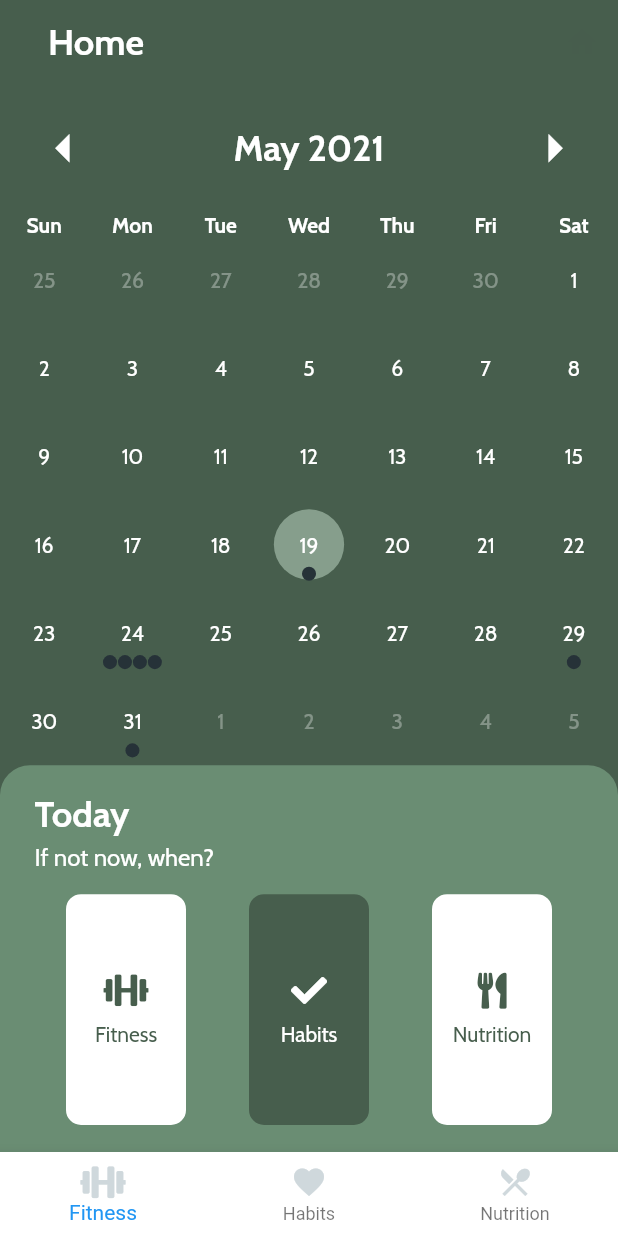
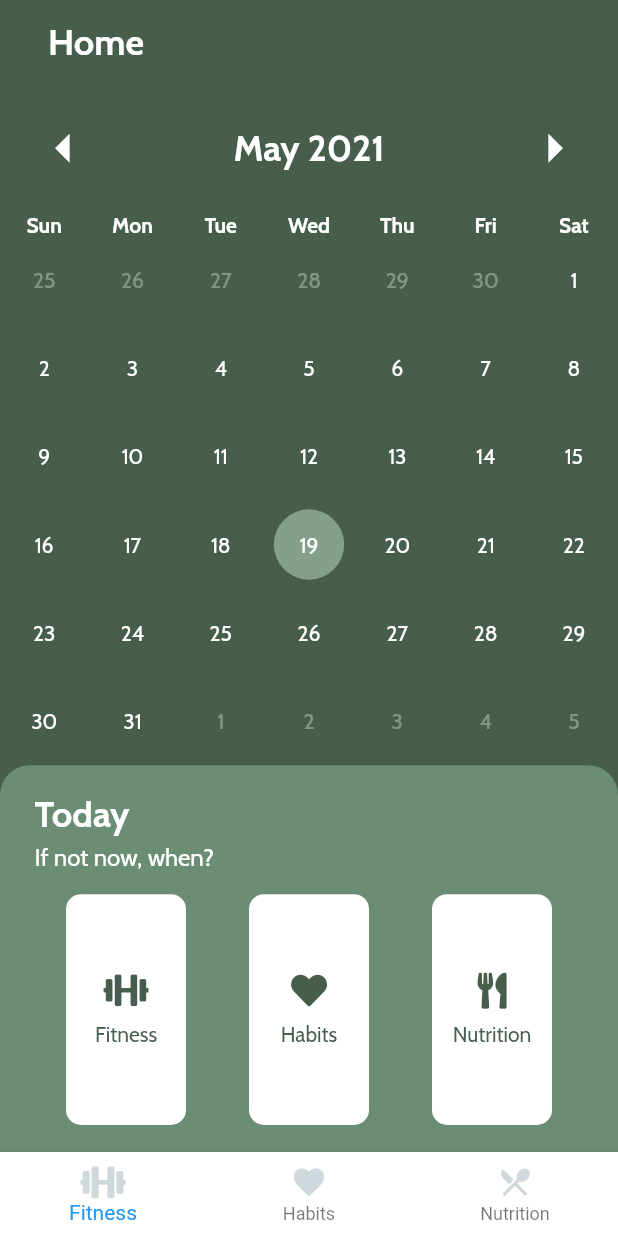
Before and after one commit to xuanfitness/xuanfitness-mobile, a Flutter app: the screen it shows once a user with an empty profile is signed in, on a phone screen of 412 x 824 dp. Run offline on Flutter 3.47's test engine with Material 2 defaults, Android fonts, the phone set to English and light mode, and no system bars; drawn by our look-alikes of table_calendar; our stand-ins replace cloud_firestore, firebase_auth, firebase_core, font_awesome_flutter, google_fonts; accounts and stored records are empty; statements that could not run were skipped.

Commit message:
Refactor calendar provider consumer to calendar widget, hook up firebase calendar to widget

```diff
--- a/xuan_fitness/lib/navigation/task_bar.dart
+++ b/xuan_fitness/lib/navigation/task_bar.dart
@@ -64,9 +64,7 @@ class _TaskBarState extends State<TaskBar> {
       providers: [
         ChangeNotifierProvider(create: (_)=>CalendarRepository.instance(user.user),)
       ],
-      child: Consumer(
-          builder: (context, CalendarRepository calendarRepository, _) {
-            return Scaffold(
+      child: Scaffold(
               body: _renderTabBody(),
               appBar: AppBar(
                 elevation: 0,
@@ -107,11 +105,6 @@ class _TaskBarState extends State<TaskBar> {
               ),
               //https://stackoverflow.com/questions/45235570/how-to-use-bottomnavigationbar-with-navigator
               bottomNavigationBar: BottomNavigationBar(
-                /*onTap: (int index) {
-              setState(() {
-                this.index = index;
-              });
-            },*/
                 backgroundColor: Colors.white,
                 // this will be set when a new tab is tapped
                 items: <BottomNavigationBarItem>[
@@ -134,9 +127,7 @@ class _TaskBarState extends State<TaskBar> {
                 ],
                 onTap: _onNavBarItemTapped,
               ),
-            );
-          }
-      ),
-    );
+            )
+      );
   }
 }
--- a/xuan_fitness/lib/widgets/calendar_widget_test.dart
+++ b/xuan_fitness/lib/widgets/calendar_widget_test.dart
@@ -16,7 +16,6 @@ class CalendarWidget extends StatefulWidget {
 }
 
 class _CalendarWidgetState extends State<CalendarWidget> with TickerProviderStateMixin {
-  Map<DateTime, List> _events;
   List _selectedEvents;
   AnimationController _animationController;
   CalendarController _calendarController;
@@ -24,33 +23,12 @@ class _CalendarWidgetState extends State<CalendarWidget> with TickerProviderStat
   @override
   void initState() {
     super.initState();
-    final _selectedDay = DateTime.now();
-    _events = {
-      _selectedDay : [
-        'Habits',
-      ],
-      _selectedDay.add(Duration(days: 5)): [
-        'Comment',
-        'Habits',
-        'Fitness',
-        'Nutrition'
-      ],
-      _selectedDay.add(Duration(days: 10)): [
-        'Fitness',
-      ],
-      _selectedDay.add(Duration(days: 12)): [
-        'Habits',
-      ],
-    };
 
-    _selectedEvents = _events[_selectedDay] ?? [];
     _calendarController = CalendarController();
-
     _animationController = AnimationController(
       vsync: this,
       duration: const Duration(milliseconds: 400),
     );
-
     _animationController.forward();
   }
 
@@ -63,49 +41,53 @@ class _CalendarWidgetState extends State<CalendarWidget> with TickerProviderStat
 
   void _onDaySelected(DateTime day, List events, List holidays) {
     print('CALLBACK: _onDaySelected');
-    print(day);
     setState(() {
       _selectedEvents = events;
     });
   }
 
-  void _onVisibleDaysChanged(DateTime first, DateTime last, CalendarFormat format) {
-    print(first);
-    print(last);
-    DateTime monthDate = last.subtract(Duration(days:14));
-    print("${monthDate.year}-${monthDate.month}");
-    print('CALLBACK: _onVisibleDaysChanged');
-  }
-
-  void _onCalendarCreated(
-      DateTime first, DateTime last, CalendarFormat format) {
+  void _onCalendarCreated(DateTime first, DateTime last, CalendarFormat format) {
     print('CALLBACK: _onCalendarCreated');
   }
 
   @override
   Widget build(BuildContext context) {
+    return Consumer(
+      builder: (context, CalendarRepository calendarRepository, _) {
         final calendarRepo = Provider.of<CalendarRepository>(context);
-    print(calendarRepo);
+        if(_selectedEvents == null && calendarRepo.calendar != null){
+          DateTime now = DateTime.now();
+          DateTime nowParsed = DateTime(now.year,now.month, now.day);
+          _selectedEvents = calendarRepo.calendar[nowParsed] ?? [];
+        }
+
         return Container(
-      color: Theme.of(context).primaryColorDark,
+          color: Theme
+              .of(context)
+              .primaryColorDark,
           child: Column(
             mainAxisSize: MainAxisSize.max,
             children: <Widget>[
               Container(
-            // padding: EdgeInsets.fromLTRB(5, 0, 5, 15),
-            child: _buildTableCalendarWithBuilders(_events), // _buildTableCalendar(calendarRepo.calendar)
-            color: Theme.of(context).primaryColorDark,
+                child: _buildTableCalendarWithBuilders(calendarRepo),
+                // _buildTableCalendar(calendarRepo.calendar)
+                color: Theme
+                    .of(context)
+                    .primaryColorDark,
               ),
-          // SizedBox(height: 10,),
               Expanded(
                   child: Container(
                       width: double.infinity,
                       padding: EdgeInsets.fromLTRB(20, 15, 20, 15),
                       decoration: BoxDecoration(
-                    color: Theme.of(context).primaryColor,
+                        color: Theme
+                            .of(context)
+                            .primaryColor,
                         border: Border.all(
                             color:
-                            Theme.of(context).primaryColor, // Set border color
+                            Theme
+                                .of(context)
+                                .primaryColor, // Set border color
                             width: 3.0),
                         borderRadius: BorderRadius.only(
                             topLeft: Radius.circular(20),
@@ -143,6 +125,8 @@ class _CalendarWidgetState extends State<CalendarWidget> with TickerProviderStat
           ),
         );
       }
+    );
+  }
 
   TextStyle daysOfWeekStyle = GoogleFonts.cabin(
     fontWeight: FontWeight.w700,
@@ -158,10 +142,10 @@ class _CalendarWidgetState extends State<CalendarWidget> with TickerProviderStat
   );
 
   // More advanced TableCalendar configuration (using Builders & Styles)
-  Widget _buildTableCalendarWithBuilders( Map<DateTime, List> _events) {
+  Widget _buildTableCalendarWithBuilders(CalendarRepository calendarRepository) {
     return TableCalendar(
       calendarController: _calendarController,
-      events: _events,
+      events: calendarRepository.calendar,
       initialCalendarFormat: CalendarFormat.month,
       formatAnimation: FormatAnimation.slide,
       startingDayOfWeek: StartingDayOfWeek.sunday,
@@ -210,7 +194,6 @@ class _CalendarWidgetState extends State<CalendarWidget> with TickerProviderStat
                 bottom: 1,
                 child: _buildEventsMarker(date, events)
             )
-
             );
           }
           return children;
@@ -220,7 +203,11 @@ class _CalendarWidgetState extends State<CalendarWidget> with TickerProviderStat
         _onDaySelected(date, events, holidays);
         _animationController.forward(from: 0.0);
       },
-      onVisibleDaysChanged: _onVisibleDaysChanged,
+      onVisibleDaysChanged: (first, last, format){
+        DateTime monthDate = last.subtract(Duration(days:14));
+        calendarRepository.addMonth(monthDate);
+        print('CALLBACK: _onVisibleDaysChanged');
+      },
       onCalendarCreated: _onCalendarCreated,
     );
   }
@@ -249,6 +236,9 @@ class _CalendarWidgetState extends State<CalendarWidget> with TickerProviderStat
     );
   }
   Widget _buildCards(){
+    if(_selectedEvents == null)
+      return Container();
+
     List<Widget> cards=[];
     cards.add(CalendarCard("Fitness", _selectedEvents.contains("Fitness"), FontAwesomeIcons.dumbbell));
     cards.add(CalendarCard("Habits", _selectedEvents.contains("Habits"), FontAwesomeIcons.solidHeart));
```
Also changed, not shown: xuan_fitness/lib/repositories/calendar_repository.dart (+37 -9 lines). Lines whose indentation alone changed are shown as unchanged.
